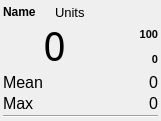
Before: the Qt Designer form gui/monitor/monitor.ui in MariuszSuchenek/MVM_GUI_test2, drawn with Qt 5.
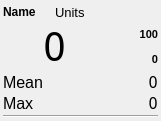
After: the same form once the commit is applied.

Commit message: Changes the min/max value fonts to Noto Mono

```diff
--- a/gui/monitor/monitor.ui
+++ b/gui/monitor/monitor.ui
@@ -41,30 +41,6 @@
    <property name="spacing">
     <number>2</number>
    </property>
-   <item row="3" column="0" colspan="2">
-    <widget class="QLabel" name="label_statname1">
-     <property name="font">
-      <font>
-       <pointsize>12</pointsize>
-      </font>
-     </property>
-     <property name="text">
-      <string>Mean</string>
-     </property>
-    </widget>
-   </item>
-   <item row="4" column="0" colspan="2">
-    <widget class="QLabel" name="label_statname2">
-     <property name="font">
-      <font>
-       <pointsize>12</pointsize>
-      </font>
-     </property>
-     <property name="text">
-      <string>Max</string>
-     </property>
-    </widget>
-   </item>
    <item row="0" column="1" colspan="2">
     <widget class="QLabel" name="label_units">
      <property name="font">
@@ -80,21 +56,6 @@
      </property>
     </widget>
    </item>
-   <item row="4" column="2">
-    <widget class="QLabel" name="label_statvalue2">
-     <property name="font">
-      <font>
-       <pointsize>12</pointsize>
-      </font>
-     </property>
-     <property name="text">
-      <string>0</string>
-     </property>
-     <property name="alignment">
-      <set>Qt::AlignRight|Qt::AlignTrailing|Qt::AlignVCenter</set>
-     </property>
-    </widget>
-   </item>
    <item row="0" column="0">
     <widget class="QLabel" name="label_name">
      <property name="font">
@@ -128,21 +89,6 @@
      </property>
     </widget>
    </item>
-   <item row="3" column="2">
-    <widget class="QLabel" name="label_statvalue1">
-     <property name="font">
-      <font>
-       <pointsize>12</pointsize>
-      </font>
-     </property>
-     <property name="text">
-      <string>0</string>
-     </property>
-     <property name="alignment">
-      <set>Qt::AlignRight|Qt::AlignTrailing|Qt::AlignVCenter</set>
-     </property>
-    </widget>
-   </item>
    <item row="1" column="0" rowspan="2" colspan="2">
     <widget class="QLabel" name="label_value">
      <property name="font">
@@ -183,6 +129,62 @@
      </property>
     </widget>
    </item>
+   <item row="3" column="0">
+    <widget class="QLabel" name="label_statname1">
+     <property name="font">
+      <font>
+       <pointsize>12</pointsize>
+      </font>
+     </property>
+     <property name="text">
+      <string>Mean</string>
+     </property>
+    </widget>
+   </item>
+   <item row="4" column="0">
+    <widget class="QLabel" name="label_statname2">
+     <property name="font">
+      <font>
+       <pointsize>12</pointsize>
+      </font>
+     </property>
+     <property name="text">
+      <string>Max</string>
+     </property>
+    </widget>
+   </item>
+   <item row="3" column="1" colspan="2">
+    <widget class="QLabel" name="label_statvalue1">
+     <property name="font">
+      <font>
+       <family>Noto Mono</family>
+       <pointsize>12</pointsize>
+      </font>
+     </property>
+     <property name="text">
+      <string>0</string>
+     </property>
+     <property name="alignment">
+      <set>Qt::AlignRight|Qt::AlignTrailing|Qt::AlignVCenter</set>
+     </property>
+    </widget>
+   </item>
+   <item row="4" column="1" colspan="2">
+    <widget class="QLabel" name="label_statvalue2">
+     <property name="font">
+      <font>
+       <family>Noto Mono</family>
+       <pointsize>12</pointsize>
+      </font>
+     </property>
+     <property name="text">
+      <string>0</string>
+     </property>
+     <property name="alignment">
+      <set>Qt::AlignRight|Qt::AlignTrailing|Qt::AlignVCenter</set>
+     </property>
+    </widget>
+   </item>
   </layout>
  </widget>
  <resources/>
```
